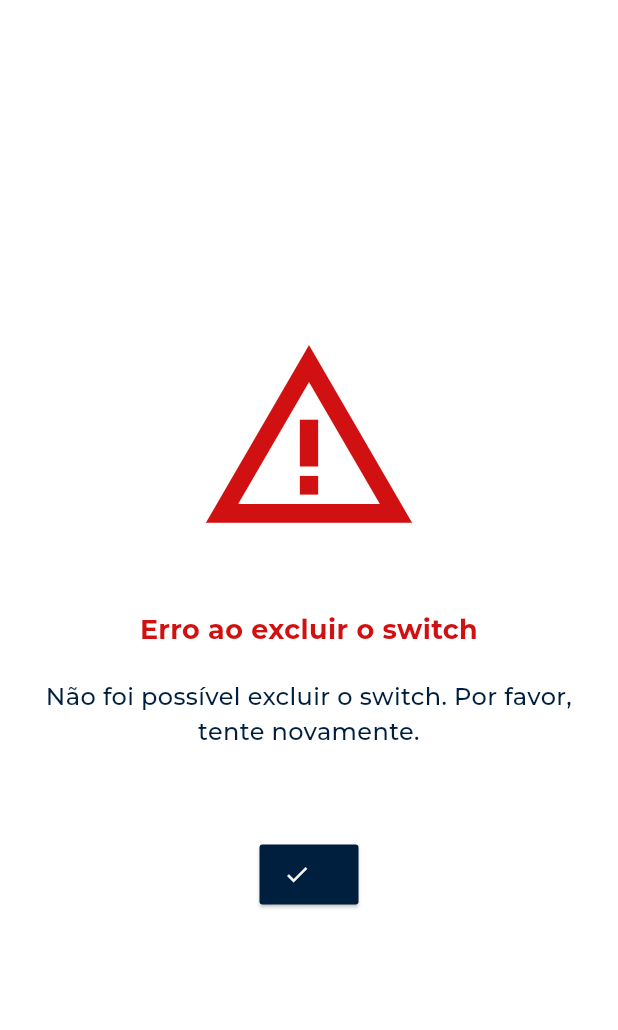
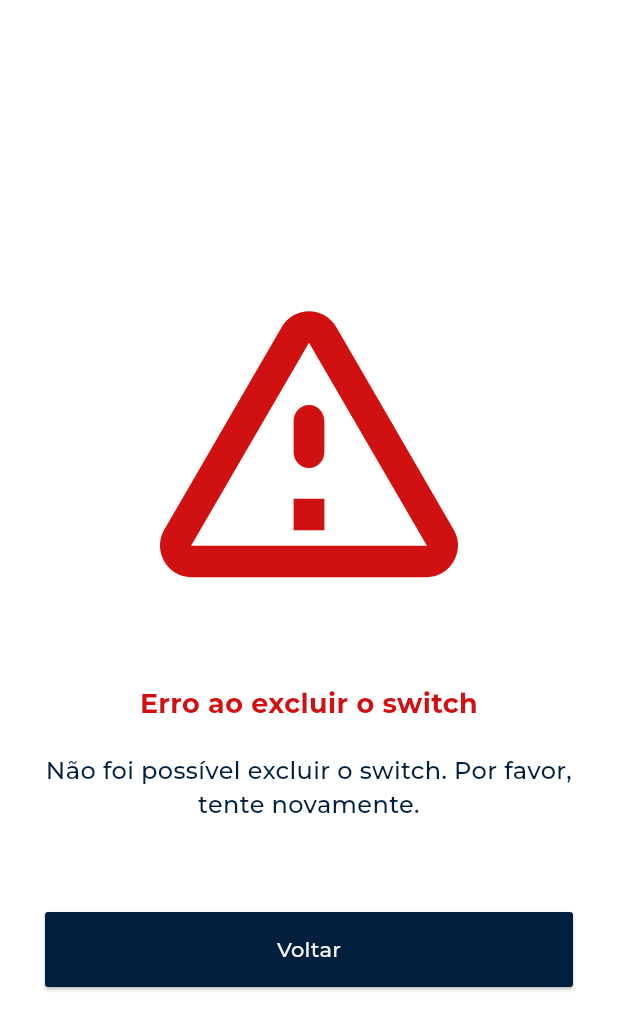
Before and after one commit to jacrifla/app_atalaia, a Flutter app: the ErrorScreen screen opened directly, on a phone screen of 412 x 824 dp. Shown: the top 1030 px of the screen. Run offline on Flutter 3.47's test engine with Material 3 defaults, Android fonts, the phone set to English and light mode, and no system bars; our stand-ins replace dio, get_storage; accounts and stored records are empty; project files that could hold a hidden picture were left out.

Commit message:
tamanho do icone e botao

```diff
--- a/lib/screens/confirmation_screen.dart
+++ b/lib/screens/confirmation_screen.dart
@@ -24,7 +24,7 @@ class ConfirmationScreen extends StatelessWidget {
             children: <Widget>[
               Icon(
                 Icons.question_mark_rounded,
-                size: 150,
+                size: 250,
                 color: Theme.of(context).colorScheme.error,
               ),
               const SizedBox(height: 40),
@@ -44,11 +44,13 @@ class ConfirmationScreen extends StatelessWidget {
                   ButtonIcon(
                     onPressed: onCancel,
                     labelText: 'Cancelar',
+                    height: 50,
                   ),
                   ButtonIcon(
                     labelText: 'Confirmar',
                     onPressed: onConfirm,
                     backgroundColor: Theme.of(context).colorScheme.error,
+                    height: 50,
                   ),
                 ],
               ),
--- a/lib/screens/error_screen.dart
+++ b/lib/screens/error_screen.dart
@@ -22,10 +22,11 @@ class ErrorScreen extends StatelessWidget {
           padding: const EdgeInsets.all(30.0),
           child: Column(
             mainAxisAlignment: MainAxisAlignment.center,
+            crossAxisAlignment: CrossAxisAlignment.stretch,
             children: <Widget>[
               Icon(
-                Icons.warning_amber,
-                size: 150,
+                Icons.warning_amber_rounded,
+                size: 250,
                 color: Theme.of(context).colorScheme.error,
               ),
               const SizedBox(height: 40),
@@ -61,7 +62,8 @@ class ErrorScreen extends StatelessWidget {
                       //   (Route<dynamic> route) => false,
                       // );
                     },
-                icon: const Icon(Icons.check),
+                labelText: 'Voltar',
+                height: 50,
               ),
             ],
           ),
```
